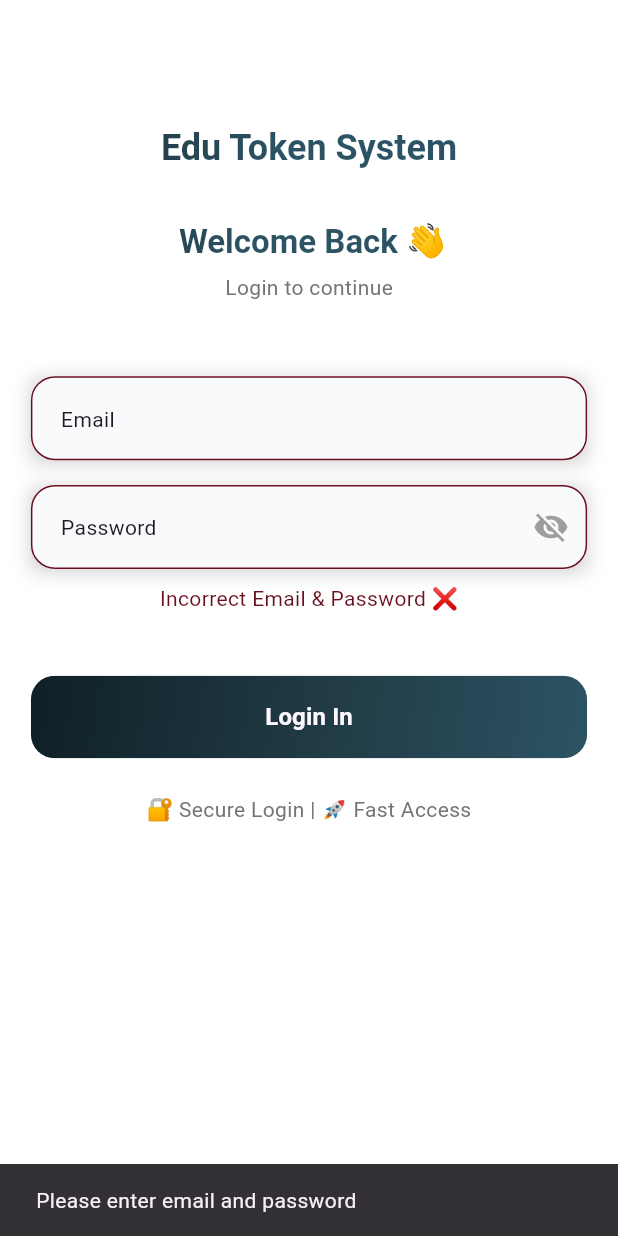
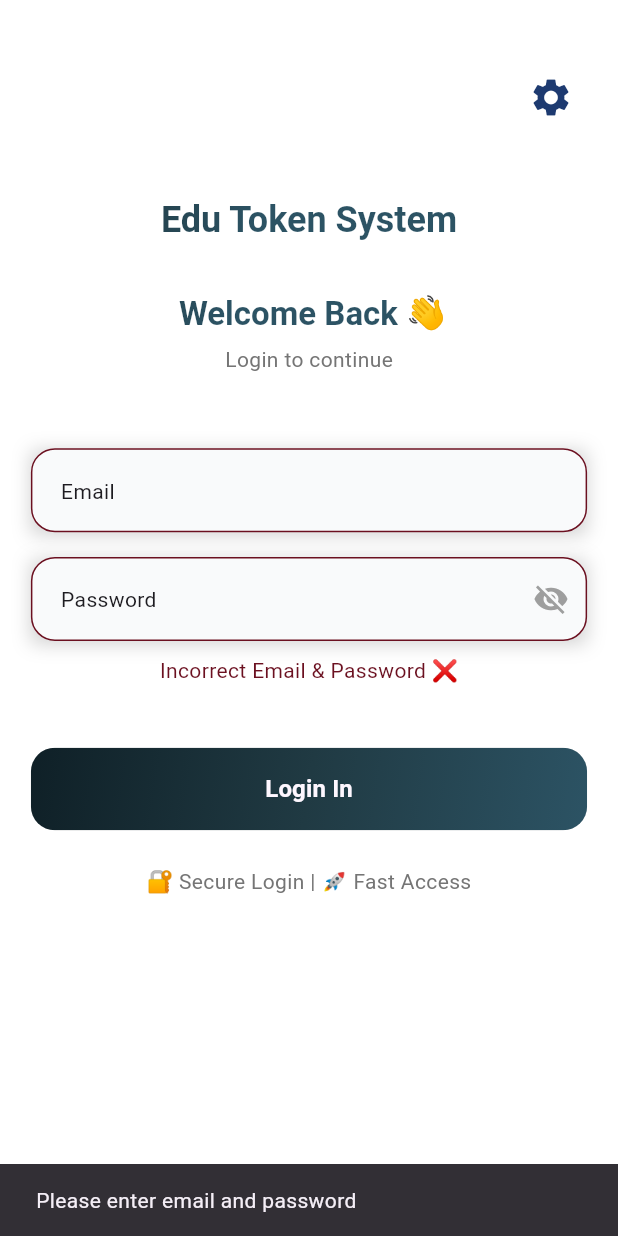
Before and after one commit to edusoftdevelopment/Edu-Token-System-App, a Flutter app: the screen it shows after launch, after a tap on "Login In", on a phone screen of 412 x 824 dp. Run offline on Flutter 3.47's test engine with Material 3 defaults, Android fonts, the phone set to English and light mode, and no system bars; drawn by our look-alikes of auto_size_text; our stand-ins replace device_info_plus, dio, flutter_dotenv, flutter_screenutil, flutter_svg, loading_animation_widget and 2 more; missing offline and left inert: encrypt, mssql_connection.

Commit message:
new page setting adn set UI

```diff
--- a/lib/feature/auth/login_page/view/login_page.dart
+++ b/lib/feature/auth/login_page/view/login_page.dart
@@ -9,10 +9,12 @@ import 'package:edu_token_system_app/Export/export.dart';
 import 'package:edu_token_system_app/Helper/mssql_helper.dart';
 import 'package:edu_token_system_app/core/common/common.dart';
 import 'package:edu_token_system_app/core/common/custom_button.dart';
+import 'package:edu_token_system_app/core/extension/extension.dart';
 import 'package:edu_token_system_app/core/model/db_lists_model.dart';
 import 'package:edu_token_system_app/core/utils/utils.dart';
 import 'package:edu_token_system_app/feature/auth/login_page/widgets/resolve_sql_instance_port.dart';
 import 'package:edu_token_system_app/feature/new_token/add_new_token_page.dart';
+import 'package:edu_token_system_app/feature/setting/view/setting_page.dart';
 import 'package:encrypt/encrypt.dart' as encrypt_pkg;
 
 import 'package:flutter/foundation.dart';
@@ -39,10 +41,10 @@ class _LoginPageState extends State<LoginPage> {
 
   Future<String?> getSerialNo() async {
     try {
-      DeviceInfoPlugin deviceInfo = DeviceInfoPlugin();
+      final deviceInfo = DeviceInfoPlugin();
 
       if (Platform.isAndroid) {
-        AndroidDeviceInfo androidInfo = await deviceInfo.androidInfo;
+        final androidInfo = await deviceInfo.androidInfo;
         return androidInfo.id; // Ye Android ID hai, permission nahi chahiye
       } else if (Platform.isIOS) {
         final iosInfo = await deviceInfo.iosInfo;
@@ -110,7 +112,7 @@ class _LoginPageState extends State<LoginPage> {
   }
 
   Future<void> _attemptLogin() async {
-    final _db = MssqlConnection.getInstance();
+    final db = MssqlConnection.getInstance();
     final username = _emailController.text.trim();
     final password = _passwordController.text.trim();
 
@@ -128,12 +130,12 @@ class _LoginPageState extends State<LoginPage> {
     });
 
     try {
-      int retry = 0;
+      var retry = 0;
       const maxRetries = 1;
 
       while (retry < maxRetries) {
         try {
-          await _db.connect(
+          await db.connect(
             ip: '192.168.7.3',
             port: '4914',
             databaseName: 'eduConnectionDB',
@@ -150,13 +152,13 @@ class _LoginPageState extends State<LoginPage> {
           await Future.delayed(const Duration(seconds: 1));
         }
       }
-      if (_db.isConnected == false) {
+      if (db.isConnected == false) {
         throw Exception('Connection failed');
       }
       log('Connection attempt finished');
       // Step 1: Query execute karo
       String? jsonResDbList;
-      await _db
+      await db
           .getData(
             "Select DefaultDB, Alias From gen_SingleConnections where ApplicationCodeName='eduRestaurantManagerEnterprise'",
           )
@@ -165,22 +167,22 @@ class _LoginPageState extends State<LoginPage> {
           });
 
       // Step 2: decode karo aur model list banao
-      final List<dynamic> decoded = jsonDecode(jsonResDbList!) as List<dynamic>;
+      final decoded = jsonDecode(jsonResDbList!) as List<dynamic>;
 
       // Step 3: har ek map ko model me convert karo
-      List<DbListsModel> dbLists = decoded
+      final dbLists = decoded
           .map<DbListsModel>(
             (json) => DbListsModel.fromJson(json as Map<String, dynamic>),
           )
           .toList();
 
       // Step 4: ab use kar sakte ho
-      for (var db in dbLists) {
-        print("DefaultDB: ${db.defaultDB}, Alias: ${db.alias}");
+      for (final db in dbLists) {
+        print('DefaultDB: ${db.defaultDB}, Alias: ${db.alias}');
       }
 
       log(
-        'JSON   ${jsonResDbList}',
+        'JSON   $jsonResDbList',
       );
       if (jsonResDbList == null) {
         throw Exception('No databases found');
@@ -225,7 +227,7 @@ class _LoginPageState extends State<LoginPage> {
         // Add this check
         await _showErrorDialog(
           'Connection Error',
-          'Failed to connect to database: ${e.toString()}',
+          'Failed to connect to database: $e',
         );
       }
     } finally {
@@ -251,6 +253,21 @@ class _LoginPageState extends State<LoginPage> {
           ),
           child: Column(
             children: [
+              Align(
+                alignment: Alignment.topRight,
+                child: IconButton(
+                  onPressed: () => Navigator.push(
+                    context,
+                    MaterialPageRoute<dynamic>(
+                      builder: (context) => const BranchInfoPage(),
+                    ),
+                  ),
+                  icon: Icons.settings.toCustomIcon(
+                    color: AppColors.kCustomBlueColor,
+                    size: 30,
+                  ),
+                ),
+              ),
               SizedBox(height: height * 0.05),
               AutoSizeText(
                 'Edu Token System',
--- a/lib/feature/auth/login_page/view/login_page_ui_view_page.dart
+++ b/lib/feature/auth/login_page/view/login_page_ui_view_page.dart
@@ -9,6 +9,7 @@ import 'package:edu_token_system_app/core/extension/extension.dart';
 import 'package:edu_token_system_app/core/network/network.dart';
 import 'package:edu_token_system_app/core/utils/utils.dart';
 import 'package:edu_token_system_app/feature/new_token/add_new_token_page.dart';
+import 'package:edu_token_system_app/feature/setting/view/setting_page.dart';
 import 'package:flutter/foundation.dart';
 
 class LoginPage extends StatefulWidget {
```
Also changed, not shown: lib/feature/setting/view/setting_page.dart (added, +207 -0 lines), pubspec.lock.
